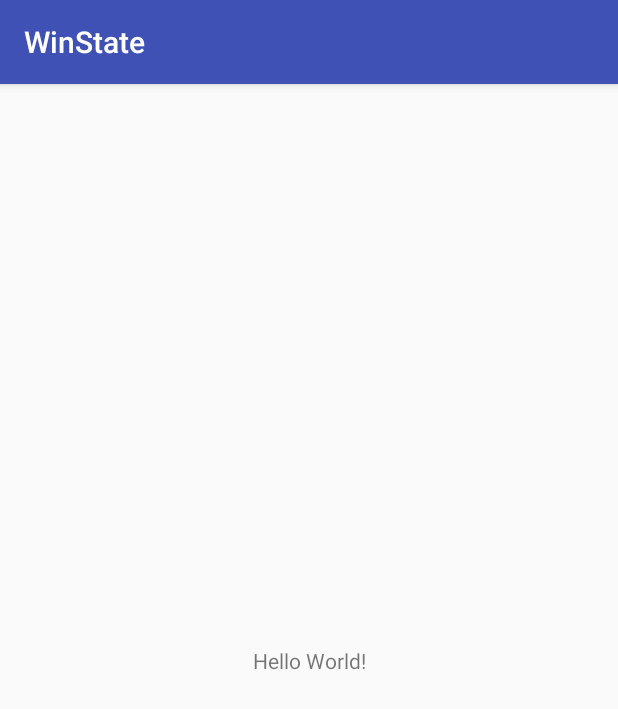
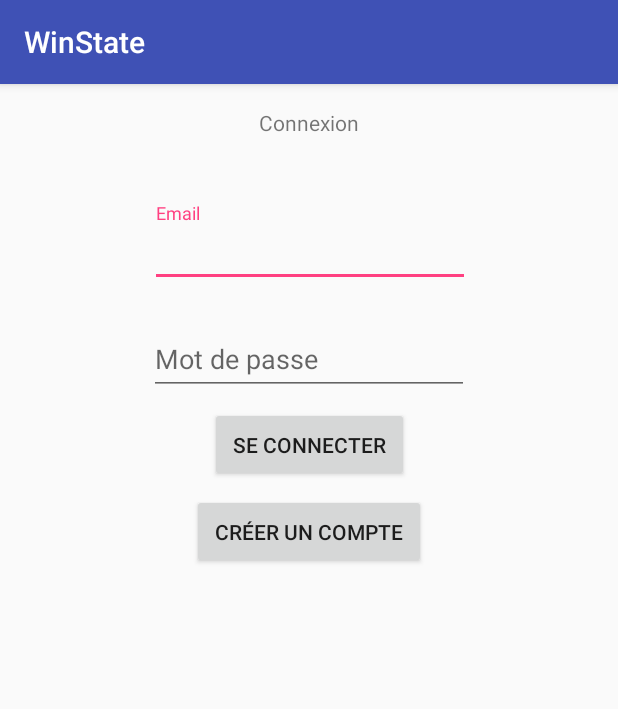
Before and after one commit to KekeTSC/Winckathon, an Android app: the screen it shows after launch (MainActivity), on a phone screen of 412 x 824 dp. Shown: the top 709 px of the screen. Run offline under Robolectric (Android 15) with nearby library versions, the phone set to English and light mode, and no system bars; our stand-ins replace Firebase (no records; nobody signed in at launch, a user with empty details on screens opened directly).

Commit message:
Connexion page and button

```diff
--- a/app/build.gradle
+++ b/app/build.gradle
@@ -22,7 +22,14 @@ dependencies {
     implementation fileTree(dir: 'libs', include: ['*.jar'])
     implementation 'com.android.support:appcompat-v7:26.1.0'
     implementation 'com.android.support.constraint:constraint-layout:1.0.2'
+    implementation 'com.google.firebase:firebase-database:11.0.4'
+    implementation 'com.google.firebase:firebase-auth:11.0.4'
     testImplementation 'junit:junit:4.12'
     androidTestImplementation 'com.android.support.test:runner:1.0.1'
     androidTestImplementation 'com.android.support.test.espresso:espresso-core:3.0.1'
+    implementation 'com.android.support:design:26.1.0'
 }
+
+
+
+apply plugin: 'com.google.gms.google-services'
--- /dev/null
+++ b/app/src/main/java/fr/wildcodeschool/kelian/winstate/Controllers/AuthController.java
@@ -0,0 +1,82 @@
+package fr.wildcodeschool.kelian.winstate.Controllers;
+
+import android.app.Activity;
+import android.app.ProgressDialog;
+import android.content.Intent;
+import android.support.annotation.NonNull;
+import android.widget.Toast;
+
+import com.google.android.gms.tasks.OnCompleteListener;
+import com.google.android.gms.tasks.Task;
+import com.google.firebase.auth.AuthResult;
+import com.google.firebase.auth.FirebaseAuth;
+import com.google.firebase.auth.FirebaseUser;
+import com.google.firebase.database.DatabaseReference;
+import com.google.firebase.database.FirebaseDatabase;
+
+import fr.wildcodeschool.kelian.winstate.R;
+
+
+public class AuthController {
+    private static volatile AuthController sInstance = null;
+    private FirebaseAuth mAuth;
+    private FirebaseDatabase mDatabase;
+    private DatabaseReference mRef;
+    private FirebaseUser mUser;
+    private String mUid;
+
+    private AuthController(){
+        mDatabase = FirebaseDatabase.getInstance();
+        mAuth = FirebaseAuth.getInstance();
+        mUser = mAuth.getCurrentUser();
+
+        if (mUser != null) mUid = mUser.getUid();
+
+    }
+
+    public static AuthController getInstance(){
+        // Check for the first time
+        if (sInstance == null) {
+            synchronized (AuthController.class) {
+                if (sInstance == null) {
+                    sInstance = new AuthController();
+                }
+            }
+        }
+        return sInstance;
+    }
+
+    private boolean isThereCurrentUser() {
+        return mUser != null;
+    }
+
+    public void callSignIn(final Activity activity, String email, String password, final ProgressDialog progressDialog) {
+        mAuth.signInWithEmailAndPassword(email, password)
+                .addOnCompleteListener(activity, new OnCompleteListener<AuthResult>() {
+                    @Override
+                    public void onComplete(@NonNull Task<AuthResult> task) {
+                        if (!task.isSuccessful()) {
+                            progressDialog.dismiss();
+                            Toast.makeText(activity, R.string.authfailed,
+                                    Toast.LENGTH_SHORT).show();
+                        } else {
+                            mUser = mAuth.getCurrentUser();
+                            mUid = mUser.getUid();
+                        }
+                    }
+                });
+    }
+
+    public String getUserID() {
+        return mUid;
+    }
+
+    public DatabaseReference getRef() {
+        return mRef;
+    }
+
+    public void signOut() {
+        sInstance = null;
+        mAuth.signOut();
+    }
+}
--- a/app/src/main/java/fr/wildcodeschool/kelian/winstate/MainActivity.java
+++ b/app/src/main/java/fr/wildcodeschool/kelian/winstate/MainActivity.java
@@ -1,13 +1,60 @@
 package fr.wildcodeschool.kelian.winstate;
 
-import android.support.v7.app.AppCompatActivity;
-import android.os.Bundle;
+import android.app.ProgressDialog;
+        import android.content.Intent;
+        import android.support.v7.app.AppCompatActivity;
+        import android.os.Bundle;
+        import android.view.View;
+        import android.widget.Button;
+        import android.widget.EditText;
+        import android.widget.Toast;
+
+import fr.wildcodeschool.kelian.winstate.Controllers.AuthController;
+
 
 public class MainActivity extends AppCompatActivity {
+
+    private final String TAG = String.format("Florian's Coffe : %s", getClass().getSimpleName());
+    private EditText mEmail, mPassword;
+    private Button mSignin;
+    private ProgressDialog mProgressDialog;
+    private AuthController mAuthController;
 
     @Override
     protected void onCreate(Bundle savedInstanceState) {
         super.onCreate(savedInstanceState);
         setContentView(R.layout.activity_main);
+
+        mAuthController = AuthController.getInstance();
+
+        mSignin = findViewById(R.id.button_signin);
+        mEmail = findViewById(R.id.input_email);
+        mPassword = findViewById(R.id.input_password);
+
+        mSignin.setOnClickListener(new View.OnClickListener() {
+            @Override
+            public void onClick(View view) {
+                String getEmail = mEmail.getText().toString().trim();
+                String getPassword = mPassword.getText().toString().trim();
+                if (getEmail.isEmpty() || getPassword.isEmpty()) {
+                    Toast.makeText(MainActivity.this, R.string.empties_fields, Toast.LENGTH_SHORT).show();
+                } else {
+                    mProgressDialog = new ProgressDialog(MainActivity.this);
+                    mProgressDialog.setIndeterminate(true);
+                    mProgressDialog.setCancelable(false);
+                    mProgressDialog.setMessage(getString(R.string.registartion));
+                    mProgressDialog.show();
+                    mAuthController.callSignIn(MainActivity.this, getEmail, getPassword, mProgressDialog);
+                }
+            }
+        });
+    }
+
+    @Override
+    public void onBackPressed() {
+        Intent a = new Intent(Intent.ACTION_MAIN);
+        a.addCategory(Intent.CATEGORY_HOME);
+        a.setFlags(Intent.FLAG_ACTIVITY_NEW_TASK);
+        startActivity(a);
     }
 }
--- a/app/src/main/res/layout/activity_main.xml
+++ b/app/src/main/res/layout/activity_main.xml
@@ -1,18 +1,86 @@
 <?xml version="1.0" encoding="utf-8"?>
-<android.support.constraint.ConstraintLayout xmlns:android="http://schemas.android.com/apk/res/android"
+<android.support.constraint.ConstraintLayout
+    xmlns:android="http://schemas.android.com/apk/res/android"
     xmlns:app="http://schemas.android.com/apk/res-auto"
     xmlns:tools="http://schemas.android.com/tools"
     android:layout_width="match_parent"
-    android:layout_height="match_parent"
-    tools:context="fr.wildcodeschool.kelian.winstate.MainActivity">
+    android:layout_height="match_parent">
 
     <TextView
+        android:id="@+id/login_title"
         android:layout_width="wrap_content"
         android:layout_height="wrap_content"
-        android:text="Hello World!"
-        app:layout_constraintBottom_toBottomOf="parent"
-        app:layout_constraintLeft_toLeftOf="parent"
-        app:layout_constraintRight_toRightOf="parent"
-        app:layout_constraintTop_toTopOf="parent" />
+        android:layout_marginEnd="8dp"
+        android:layout_marginStart="8dp"
+        android:layout_marginTop="16dp"
+        android:text="@string/login_title"
+        app:layout_constraintEnd_toEndOf="parent"
+        app:layout_constraintStart_toStartOf="parent"
+        app:layout_constraintTop_toTopOf="parent"/>
+
+    <android.support.design.widget.TextInputLayout
+        android:id="@+id/input_email_label"
+        android:layout_width="wrap_content"
+        android:layout_height="wrap_content"
+        android:layout_marginEnd="8dp"
+        android:layout_marginStart="8dp"
+        android:layout_marginTop="44dp"
+        app:layout_constraintEnd_toEndOf="parent"
+        app:layout_constraintHorizontal_bias="0.503"
+        app:layout_constraintStart_toStartOf="parent"
+        app:layout_constraintTop_toBottomOf="@+id/login_title">
+
+        <EditText
+            android:id="@+id/input_email"
+            android:layout_width="wrap_content"
+            android:layout_height="wrap_content"
+            android:ems="10"
+            android:hint="@string/login_user_email"
+            android:inputType="textEmailAddress" />
+    </android.support.design.widget.TextInputLayout>
+
+    <android.support.design.widget.TextInputLayout
+        android:id="@+id/input_password_label"
+        android:layout_width="wrap_content"
+        android:layout_height="wrap_content"
+        android:layout_marginEnd="8dp"
+        android:layout_marginStart="8dp"
+        android:layout_marginTop="16dp"
+        app:layout_constraintEnd_toEndOf="parent"
+        app:layout_constraintStart_toStartOf="parent"
+        app:layout_constraintTop_toBottomOf="@+id/input_email_label">
+        <EditText
+            android:id="@+id/input_password"
+            android:layout_width="wrap_content"
+            android:layout_height="wrap_content"
+            android:ems="10"
+            android:hint="@string/password"
+            android:inputType="textPassword"/>
+    </android.support.design.widget.TextInputLayout>
+
+    <Button
+        android:id="@+id/button_signin"
+        android:layout_width="wrap_content"
+        android:layout_height="wrap_content"
+        android:layout_marginBottom="8dp"
+        android:layout_marginTop="8dp"
+        android:padding="15dp"
+        android:text="@string/login_button_connexion"
+        app:layout_constraintEnd_toEndOf="parent"
+        app:layout_constraintHorizontal_bias="0.5"
+        app:layout_constraintStart_toStartOf="parent"
+        app:layout_constraintTop_toBottomOf="@+id/input_password_label"/>
+
+    <Button
+        android:id="@+id/button_create_account"
+        android:layout_width="wrap_content"
+        android:layout_height="wrap_content"
+        android:layout_marginTop="8dp"
+        android:padding="15dp"
+        android:text="@string/create_account"
+        app:layout_constraintEnd_toEndOf="parent"
+        app:layout_constraintHorizontal_bias="0.5"
+        app:layout_constraintStart_toStartOf="parent"
+        app:layout_constraintTop_toBottomOf="@+id/button_signin" />
 
 </android.support.constraint.ConstraintLayout>
--- a/app/src/main/res/values/strings.xml
+++ b/app/src/main/res/values/strings.xml
@@ -1,3 +1,13 @@
 <resources>
     <string name="app_name">WinState</string>
+
+    <string name="authfailed">L\'authentification à echoué.</string>
+    <string name="registartion">Connexion en cours..</string>
+    <string name="empties_fields">Veuillez remplir tout les champs</string>
+
+    <string name="login_button_connexion">Se connecter</string>
+    <string name="login_title">Connexion</string>
+    <string name="login_user_email">Email</string>
+    <string name="password">Mot de passe</string>
+    <string name="create_account">Créer un compte</string>
 </resources>
--- a/build.gradle
+++ b/build.gradle
@@ -12,6 +12,7 @@ buildscript {
 
         // NOTE: Do not place your application dependencies here; they belong
         // in the individual module build.gradle files
+        classpath 'com.google.gms:google-services:3.1.0'
     }
 }
 
```
Also changed, not shown: 1 other file.
